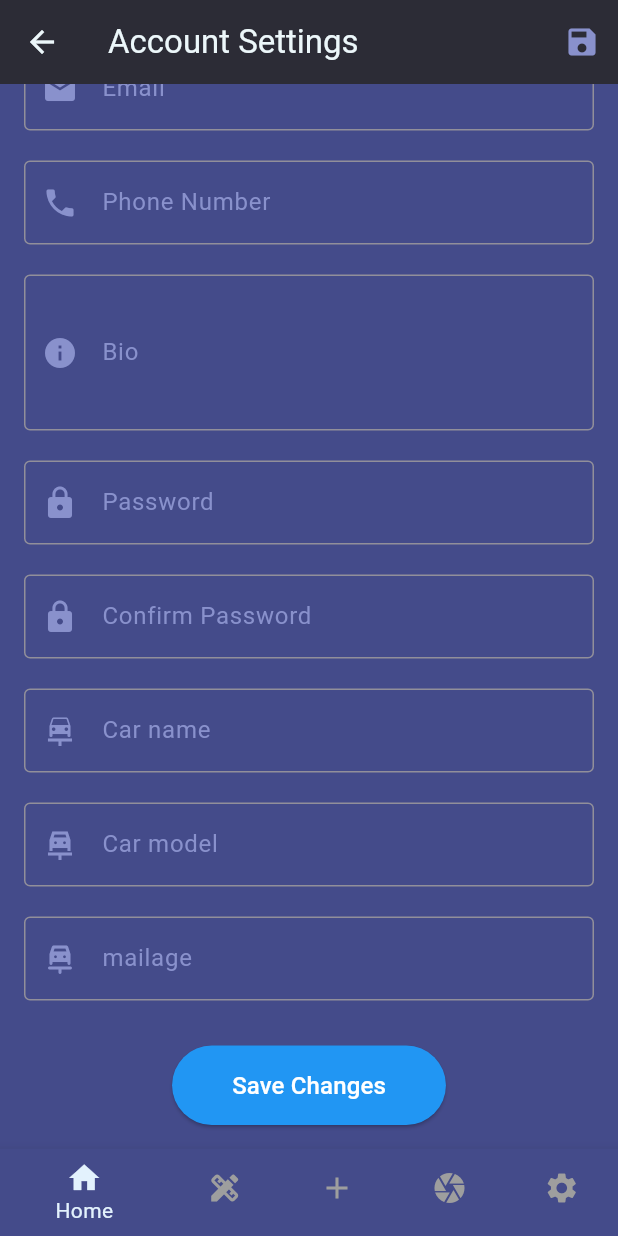
After one commit to codemanbh/Garagecom, a Flutter app: the AccountSettingsPage screen opened by its route, scrolled down 277 dp, after a tap on "Save Changes", on a phone screen of 412 x 824 dp. The commit adds this screen. Run offline on Flutter 3.47's test engine with Material 3 defaults, Android fonts, the phone set to English and light mode, and no system bars; our stand-ins replace cookie_jar, dio, dio_cookie_manager, flutter_dotenv, image_picker.

Commit message:
Account Sitting Page Creation

```diff
--- a/lib/main.dart
+++ b/lib/main.dart
@@ -14,7 +14,7 @@ import 'package:provider/provider.dart';
 // pages
 import './pages/LoginPage.dart';
 import './pages/HomePage.dart';
-import './pages/ProfilePage.dart';
+import 'pages/AccountSettingsPage.dart';
 import './pages/ServicePage.dart';
 import './pages/SettingsPage.dart';
 import './pages/CreatePostPage.dart';
@@ -48,11 +48,11 @@ class MyApp extends StatelessWidget {
         themeMode: ThemeMode.dark,
         debugShowCheckedModeBanner: false,
         // home: const MyHomePage(title: 'Flutter Demo Home Page'),
-        initialRoute: '/AddPartPage',
+        initialRoute: '/loginPage',
         routes: {
           '/loginPage': (context) => const LoginPage(),
           '/homePage': (context) => const HomePage(),
-          '/profilePage': (context) => const ProfilePage(),
+          '/profilePage': (context) => const AccountSettingsPage(),
           '/servicePage': (context) => const ServicePage(),
           '/settingsPage': (context) => const SettingsPage(),
           '/createPostPage': (context) => const CreatePostPage(),
--- /dev/null
+++ b/lib/pages/AccountSettingsPage.dart
@@ -0,0 +1,151 @@
+import 'package:flutter/material.dart';
+import '../components/CustomNavBar.dart';
+
+class AccountSettingsPage extends StatelessWidget {
+  const AccountSettingsPage({super.key});
+
+  @override
+  Widget build(BuildContext context) {
+    return Scaffold(
+      appBar: AppBar(
+        title: const Text('Account Settings'),
+        actions: [
+          IconButton(
+            icon: const Icon(Icons.save),
+            onPressed: () {
+              // Add logic to save changes
+            },
+          ),
+        ],
+      ),
+      body: SingleChildScrollView(
+        padding: const EdgeInsets.all(16.0),
+        child: Column(
+          crossAxisAlignment: CrossAxisAlignment.center,
+          children: [
+            const SizedBox(height: 20),
+            // User Avatar
+            Stack(
+              alignment: Alignment.bottomRight,
+              children: [
+                const CircleAvatar(
+                  radius: 60,
+                  backgroundImage: AssetImage('assets/images/avatar.png'), // Add your default avatar image
+                ),
+                IconButton(
+                  icon: const Icon(Icons.camera_alt, color: Colors.white),
+                  onPressed: () {
+                    // Add logic to change avatar
+                  },
+                ),
+              ],
+            ),
+            const SizedBox(height: 20),
+            // Full Name
+            TextFormField(
+              decoration: const InputDecoration(
+                labelText: 'Full Name',
+                prefixIcon: Icon(Icons.person),
+                border: OutlineInputBorder(),
+              ),
+            ),
+            const SizedBox(height: 20),
+            // Email
+            TextFormField(
+              decoration: const InputDecoration(
+                labelText: 'Email',
+                prefixIcon: Icon(Icons.email),
+                border: OutlineInputBorder(),
+              ),
+            ),
+            const SizedBox(height: 20),
+            // Phone Number
+            TextFormField(
+              decoration: const InputDecoration(
+                labelText: 'Phone Number',
+                prefixIcon: Icon(Icons.phone),
+                border: OutlineInputBorder(),
+              ),
+            ),
+            const SizedBox(height: 20),
+            // Bio
+            TextFormField(
+              maxLines: 3,
+              decoration: const InputDecoration(
+                labelText: 'Bio',
+                prefixIcon: Icon(Icons.info),
+                border: OutlineInputBorder(),
+              ),
+            ),
+            const SizedBox(height: 20),
+            // Password
+            TextFormField(
+              obscureText: true,
+              decoration: const InputDecoration(
+                labelText: 'Password',
+                prefixIcon: Icon(Icons.lock),
+                border: OutlineInputBorder(),
+              ),
+            ),
+            const SizedBox(height: 20),
+            // Confirm Password
+            TextFormField(
+              obscureText: true,
+              decoration: const InputDecoration(
+                labelText: 'Confirm Password',
+                prefixIcon: Icon(Icons.lock),
+                border: OutlineInputBorder(),
+              ),
+            ),
+             const SizedBox(height: 20),
+            // Car name
+             TextFormField(
+              obscureText: true,
+              decoration: const InputDecoration(
+                labelText: 'Car name ',
+                prefixIcon: Icon(Icons.car_repair),
+                border: OutlineInputBorder(),
+              ),
+            ),
+            const SizedBox(height: 20),
+             TextFormField(
+              obscureText: true,
+              decoration: const InputDecoration(
+                labelText: 'Car model ',
+                prefixIcon: Icon(Icons.car_repair_sharp),
+                border: OutlineInputBorder(),
+              ),
+            ),
+            const SizedBox(height: 20),
+             TextFormField(
+              obscureText: true,
+              decoration: const InputDecoration(
+                labelText: 'mailage  ',
+                prefixIcon: Icon(Icons.car_repair_rounded),
+                border: OutlineInputBorder(),
+              ),
+            ),
+            const SizedBox(height: 30),
+
+            // Save Button
+
+            ElevatedButton(
+              onPressed: () {
+                // Add logic to save changes
+              },
+              style: ElevatedButton.styleFrom(
+                padding: const EdgeInsets.symmetric(horizontal: 40, vertical: 15),
+                backgroundColor: Colors.blue, // Custom button color
+              ),
+              child: const Text(
+                'Save Changes',
+                style: TextStyle(fontSize: 16, color: Colors.white),
+              ),
+            ),
+          ],
+        ),
+      ),
+      bottomNavigationBar: const CustomNavBar(),
+    );
+  }
+}
--- a/lib/pages/ProfilePage.dart
+++ /dev/null
@@ -1,24 +0,0 @@
-import 'package:flutter/material.dart';
-import '../components/CustomNavBar.dart';
-
-class ProfilePage extends StatelessWidget {
-  const ProfilePage({super.key});
-
-  @override
-  Widget build(BuildContext context) {
-    return Scaffold(
-      appBar: AppBar(title: const Text('Profile')),
-      body: Padding(
-        padding: const EdgeInsets.all(16.0),
-        child: Center(
-          child: Column(
-            crossAxisAlignment: CrossAxisAlignment.center,
-            mainAxisAlignment: MainAxisAlignment.center,
-            children: [],
-          ),
-        ),
-      ),
-      bottomNavigationBar: CustomNavBar(),
-    );
-  }
-}
--- a/lib/pages/SettingsPage.dart
+++ b/lib/pages/SettingsPage.dart
@@ -1,5 +1,5 @@
 import 'package:flutter/material.dart';
-import 'package:garagecom/pages/ProfilePage.dart';
+import 'package:garagecom/pages/AccountSettingsPage.dart';
 import '../components/CustomNavBar.dart';
 // import '../ProfileSettingsPage.dart'; // Import the ProfileSettingsPage
 
@@ -46,7 +46,10 @@ class SettingsPage extends StatelessWidget {
             leading: const Icon(Icons.account_circle),
             title: const Text('Account Settings'),
             onTap: () {
-              // Navigate to account settings
+               Navigator.push(
+    context,
+    MaterialPageRoute(builder: (context) => AccountSettingsPage()),
+  );
             },
           ),
         ],
```
